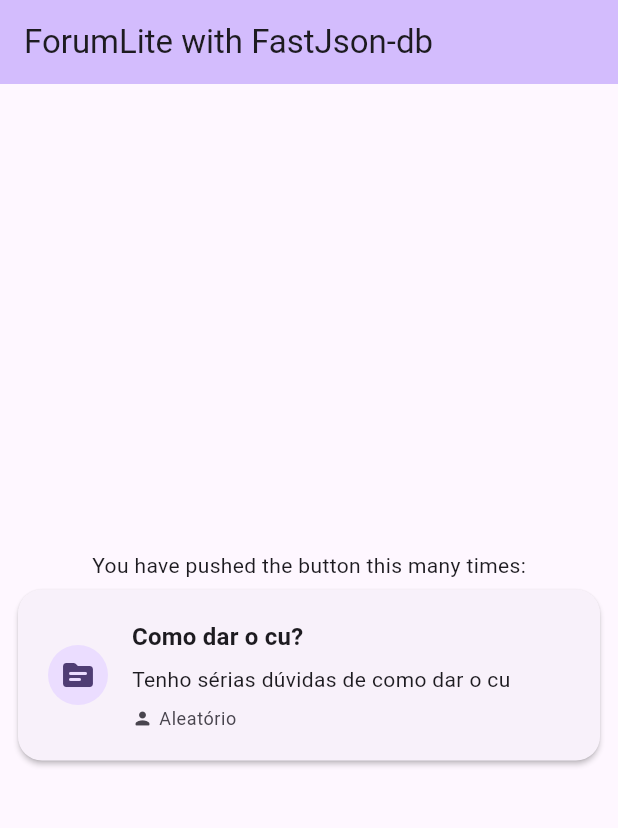
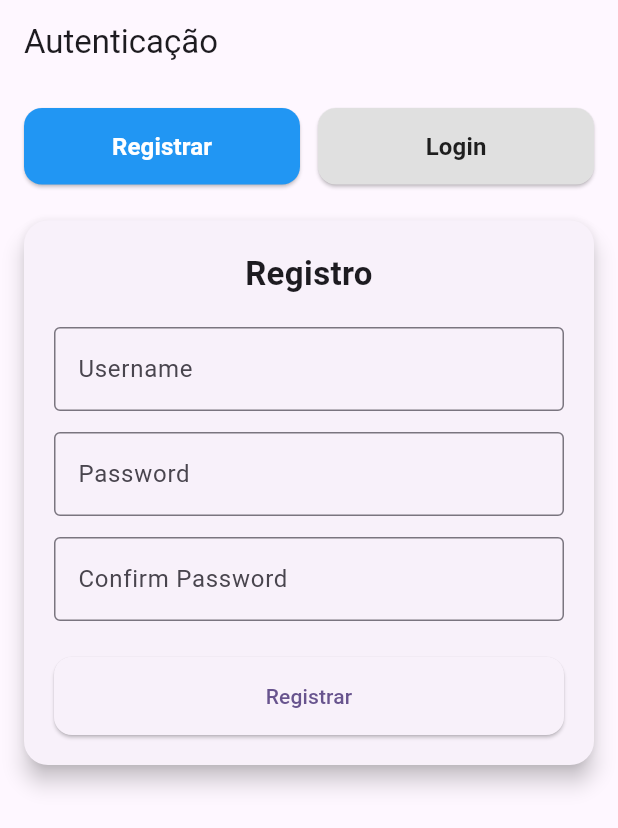
Before and after one commit to MauricioReisdoefer/forumLite-frontend, a Flutter app: the screen it shows after launch, on a phone screen of 412 x 824 dp. Shown: the top 828 px of the screen. Run offline on Flutter 3.47's test engine with Material 3 defaults, Android fonts, the phone set to English and light mode, and no system bars.

Commit message:
FEAT: Creating auth screen structure

```diff
--- a/lib/main.dart
+++ b/lib/main.dart
@@ -1,6 +1,5 @@
 import 'package:flutter/material.dart';
-import 'package:forumlite/shared/post_tile.dart';
-import 'package:forumlite/shared/topic_tile.dart';
+import 'package:forumlite/screens/auth/auth_screen.dart';
 void main() {
   runApp(const MyApp());
 }
@@ -30,24 +29,6 @@
 class _MyHomePageState extends State<MyHomePage> {
   @override
   Widget build(BuildContext context) {
-    return Scaffold(
-      appBar: AppBar(
-        backgroundColor: Theme.of(context).colorScheme.inversePrimary,
-        title: Text(widget.title),
-      ),
-      body: Center(
-        child: Column(
-          mainAxisAlignment: MainAxisAlignment.center,
-          children: <Widget>[
-            const Text('You have pushed the button this many times:'),
-            TopicTile(
-              title: "Como dar o cu?",
-              description: "Tenho sérias dúvidas de como dar o cu",
-              authorName: "Aleatório"
-            )
-          ],
-        ),
-      ),
-    );
+    return AuthScreen(key: Key(""));
   }
 }
--- a/lib/screens/auth/auth_screen.dart
+++ b/lib/screens/auth/auth_screen.dart
@@ -0,0 +1,185 @@
+import 'package:flutter/material.dart';
+
+class AuthScreen extends StatefulWidget {
+  const AuthScreen({super.key});
+
+  @override
+  State<AuthScreen> createState() => _AuthScreenState();
+}
+
+class _AuthScreenState extends State<AuthScreen> {
+  bool mostrarRegistro = true;
+
+  // Controllers de Registro
+  final TextEditingController registerUsernameController =
+      TextEditingController();
+  final TextEditingController registerPasswordController =
+      TextEditingController();
+  final TextEditingController registerConfirmPasswordController =
+      TextEditingController();
+
+  // Controllers de Login
+  final TextEditingController loginUsernameController =
+      TextEditingController();
+  final TextEditingController loginPasswordController =
+      TextEditingController();
+
+  @override
+  Widget build(BuildContext context) {
+    return Scaffold(
+      appBar: AppBar(title: const Text("Autenticação")),
+      body: SingleChildScrollView(
+        padding: const EdgeInsets.all(16),
+        child: Column(
+          children: [
+            // Toggle entre Registro e Login
+            Row(
+              mainAxisAlignment: MainAxisAlignment.center,
+              children: [
+                _buildToggleButton("Registrar", mostrarRegistro, () {
+                  setState(() => mostrarRegistro = true);
+                }),
+                const SizedBox(width: 12),
+                _buildToggleButton("Login", !mostrarRegistro, () {
+                  setState(() => mostrarRegistro = false);
+                }),
+              ],
+            ),
+            const SizedBox(height: 24),
+
+            // Mostra o card conforme o toggle
+            if (mostrarRegistro) _buildRegistroCard(),
+            if (!mostrarRegistro) _buildLoginCard(),
+          ],
+        ),
+      ),
+    );
+  }
+
+  // Botão do toggle estilizado
+  Widget _buildToggleButton(
+      String texto, bool ativo, VoidCallback onPressed) {
+    return Expanded(
+      child: ElevatedButton(
+        style: ElevatedButton.styleFrom(
+          backgroundColor: ativo ? Colors.blue : Colors.grey[300],
+          foregroundColor: ativo ? Colors.white : Colors.black87,
+          shape:
+              RoundedRectangleBorder(borderRadius: BorderRadius.circular(12)),
+          padding: const EdgeInsets.symmetric(vertical: 14),
+        ),
+        onPressed: onPressed,
+        child: Text(
+          texto,
+          style: const TextStyle(fontSize: 16, fontWeight: FontWeight.bold),
+        ),
+      ),
+    );
+  }
+
+  // Card de Registro
+  Widget _buildRegistroCard() {
+    return Card(
+      shape: RoundedRectangleBorder(borderRadius: BorderRadius.circular(16)),
+      elevation: 6,
+      margin: const EdgeInsets.only(bottom: 24),
+      child: Padding(
+        padding: const EdgeInsets.all(20),
+        child: Column(
+          crossAxisAlignment: CrossAxisAlignment.stretch,
+          children: [
+            const Text(
+              "Registro",
+              style: TextStyle(fontSize: 22, fontWeight: FontWeight.bold),
+              textAlign: TextAlign.center,
+            ),
+            const SizedBox(height: 20),
+            TextFormField(
+              controller: registerUsernameController,
+              decoration: const InputDecoration(
+                labelText: "Username",
+                border: OutlineInputBorder(),
+              ),
+            ),
+            const SizedBox(height: 14),
+            TextFormField(
+              controller: registerPasswordController,
+              decoration: const InputDecoration(
+                labelText: "Password",
+                border: OutlineInputBorder(),
+              ),
+              obscureText: true,
+            ),
+            const SizedBox(height: 14),
+            TextFormField(
+              controller: registerConfirmPasswordController,
+              decoration: const InputDecoration(
+                labelText: "Confirm Password",
+                border: OutlineInputBorder(),
+              ),
+              obscureText: true,
+            ),
+            const SizedBox(height: 24),
+            ElevatedButton(
+              onPressed: () {},
+              style: ElevatedButton.styleFrom(
+                padding: const EdgeInsets.symmetric(vertical: 16),
+                shape: RoundedRectangleBorder(
+                    borderRadius: BorderRadius.circular(12)),
+              ),
+              child: const Text("Registrar"),
+            ),
+          ],
+        ),
+      ),
+    );
+  }
+
+  // Card de Login
+  Widget _buildLoginCard() {
+    return Card(
+      shape: RoundedRectangleBorder(borderRadius: BorderRadius.circular(16)),
+      elevation: 6,
+      child: Padding(
+        padding: const EdgeInsets.all(20),
+        child: Column(
+          crossAxisAlignment: CrossAxisAlignment.stretch,
+          children: [
+            const Text(
+              "Login",
+              style: TextStyle(fontSize: 22, fontWeight: FontWeight.bold),
+              textAlign: TextAlign.center,
+            ),
+            const SizedBox(height: 20),
+            TextFormField(
+              controller: loginUsernameController,
+              decoration: const InputDecoration(
+                labelText: "Username",
+                border: OutlineInputBorder(),
+              ),
+            ),
+            const SizedBox(height: 14),
+            TextFormField(
+              controller: loginPasswordController,
+              decoration: const InputDecoration(
+                labelText: "Password",
+                border: OutlineInputBorder(),
+              ),
+              obscureText: true,
+            ),
+            const SizedBox(height: 24),
+            ElevatedButton(
+              onPressed: () {},
+              style: ElevatedButton.styleFrom(
+                padding: const EdgeInsets.symmetric(vertical: 16),
+                shape: RoundedRectangleBorder(
+                    borderRadius: BorderRadius.circular(12)),
+              ),
+              child: const Text("Entrar"),
+            ),
+          ],
+        ),
+      ),
+    );
+  }
+}
```
